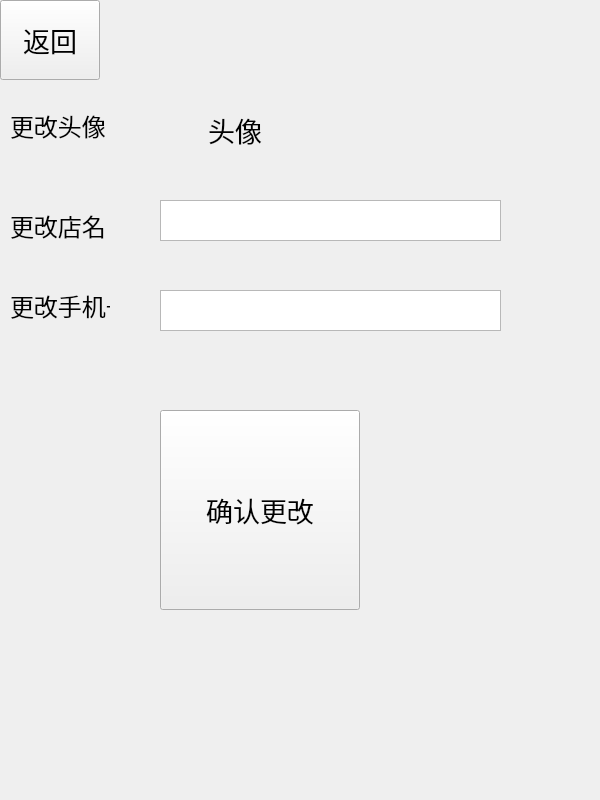
Old version of the form business/inform_change.ui in the repository chichuxwx/Food-delivery-platform.
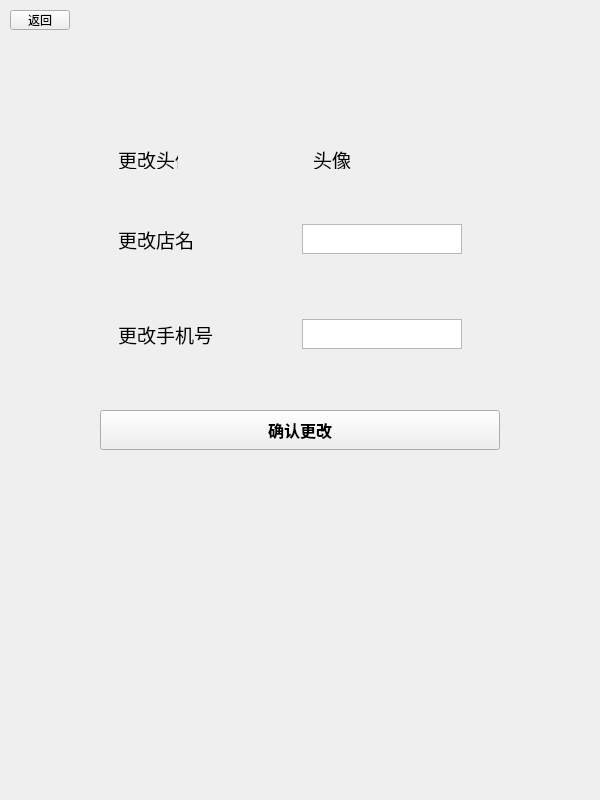
New version of the form.

Diff of the .ui file:
```diff
--- a/business/inform_change.ui
+++ b/business/inform_change.ui
@@ -28,87 +28,127 @@
   <widget class="QPushButton" name="pushButton">
    <property name="geometry">
     <rect>
-     <x>0</x>
-     <y>0</y>
-     <width>100</width>
-     <height>80</height>
+     <x>10</x>
+     <y>10</y>
+     <width>60</width>
+     <height>20</height>
     </rect>
    </property>
    <property name="minimumSize">
     <size>
-     <width>100</width>
-     <height>80</height>
+     <width>60</width>
+     <height>20</height>
     </size>
    </property>
    <property name="maximumSize">
     <size>
-     <width>100</width>
-     <height>80</height>
+     <width>60</width>
+     <height>20</height>
     </size>
    </property>
    <property name="font">
     <font>
-     <pointsize>20</pointsize>
+     <pointsize>9</pointsize>
     </font>
    </property>
    <property name="text">
     <string>返回</string>
    </property>
   </widget>
+  <widget class="QPushButton" name="pushButton_2">
+   <property name="geometry">
+    <rect>
+     <x>100</x>
+     <y>410</y>
+     <width>400</width>
+     <height>40</height>
+    </rect>
+   </property>
+   <property name="minimumSize">
+    <size>
+     <width>400</width>
+     <height>40</height>
+    </size>
+   </property>
+   <property name="maximumSize">
+    <size>
+     <width>400</width>
+     <height>40</height>
+    </size>
+   </property>
+   <property name="font">
+    <font>
+     <pointsize>12</pointsize>
+     <bold>true</bold>
+    </font>
+   </property>
+   <property name="text">
+    <string>确认更改</string>
+   </property>
+  </widget>
+  <widget class="QWidget" name="">
+   <property name="geometry">
+    <rect>
+     <x>40</x>
+     <y>110</y>
+     <width>501</width>
+     <height>291</height>
+    </rect>
+   </property>
+   <layout class="QGridLayout" name="gridLayout">
+    <item row="0" column="0">
   <widget class="QLabel" name="label">
-   <property name="geometry">
-    <rect>
-     <x>10</x>
-     <y>100</y>
-     <width>100</width>
-     <height>50</height>
-    </rect>
+      <property name="sizePolicy">
+       <sizepolicy hsizetype="Fixed" vsizetype="Minimum">
+        <horstretch>0</horstretch>
+        <verstretch>0</verstretch>
+       </sizepolicy>
    </property>
    <property name="minimumSize">
     <size>
-     <width>100</width>
-     <height>50</height>
+        <width>60</width>
+        <height>20</height>
     </size>
    </property>
    <property name="maximumSize">
     <size>
-     <width>100</width>
-     <height>50</height>
+        <width>60</width>
+        <height>20</height>
     </size>
    </property>
    <property name="font">
     <font>
-     <pointsize>18</pointsize>
+        <pointsize>14</pointsize>
     </font>
    </property>
    <property name="text">
     <string>更改头像</string>
    </property>
   </widget>
+    </item>
+    <item row="0" column="1">
   <widget class="QLabel" name="label_2">
-   <property name="geometry">
-    <rect>
-     <x>160</x>
-     <y>80</y>
-     <width>150</width>
-     <height>100</height>
-    </rect>
+      <property name="sizePolicy">
+       <sizepolicy hsizetype="Fixed" vsizetype="Minimum">
+        <horstretch>0</horstretch>
+        <verstretch>0</verstretch>
+       </sizepolicy>
    </property>
    <property name="minimumSize">
     <size>
-     <width>150</width>
-     <height>100</height>
+        <width>60</width>
+        <height>20</height>
     </size>
    </property>
    <property name="maximumSize">
     <size>
-     <width>150</width>
-     <height>100</height>
+        <width>60</width>
+        <height>20</height>
     </size>
    </property>
    <property name="font">
     <font>
-     <pointsize>20</pointsize>
+        <pointsize>14</pointsize>
     </font>
    </property>
    <property name="text">
@@ -118,14 +158,14 @@
     <set>Qt::AlignmentFlag::AlignCenter</set>
    </property>
   </widget>
+    </item>
+    <item row="1" column="0">
   <widget class="QLabel" name="label_3">
-   <property name="geometry">
-    <rect>
-     <x>10</x>
-     <y>200</y>
-     <width>100</width>
-     <height>50</height>
-    </rect>
+      <property name="sizePolicy">
+       <sizepolicy hsizetype="Fixed" vsizetype="Minimum">
+        <horstretch>0</horstretch>
+        <verstretch>0</verstretch>
+       </sizepolicy>
    </property>
    <property name="minimumSize">
     <size>
@@ -141,31 +181,43 @@
    </property>
    <property name="font">
     <font>
-     <pointsize>18</pointsize>
+        <pointsize>14</pointsize>
     </font>
    </property>
    <property name="text">
     <string>更改店名</string>
    </property>
   </widget>
+    </item>
+    <item row="1" column="1">
   <widget class="QTextEdit" name="textEdit">
-   <property name="geometry">
-    <rect>
-     <x>160</x>
-     <y>200</y>
-     <width>341</width>
-     <height>41</height>
-    </rect>
-   </property>
-  </widget>
+      <property name="sizePolicy">
+       <sizepolicy hsizetype="Fixed" vsizetype="Fixed">
+        <horstretch>0</horstretch>
+        <verstretch>0</verstretch>
+       </sizepolicy>
+      </property>
+      <property name="minimumSize">
+       <size>
+        <width>160</width>
+        <height>30</height>
+       </size>
+      </property>
+      <property name="maximumSize">
+       <size>
+        <width>100</width>
+        <height>30</height>
+       </size>
+      </property>
+     </widget>
+    </item>
+    <item row="2" column="0">
   <widget class="QLabel" name="label_4">
-   <property name="geometry">
-    <rect>
-     <x>10</x>
-     <y>280</y>
-     <width>100</width>
-     <height>50</height>
-    </rect>
+      <property name="sizePolicy">
+       <sizepolicy hsizetype="Fixed" vsizetype="Minimum">
+        <horstretch>0</horstretch>
+        <verstretch>0</verstretch>
+       </sizepolicy>
    </property>
    <property name="minimumSize">
     <size>
@@ -181,52 +233,37 @@
    </property>
    <property name="font">
     <font>
-     <pointsize>18</pointsize>
+        <pointsize>14</pointsize>
     </font>
    </property>
    <property name="text">
     <string>更改手机号</string>
    </property>
   </widget>
+    </item>
+    <item row="2" column="1">
   <widget class="QTextEdit" name="textEdit_2">
-   <property name="geometry">
-    <rect>
-     <x>160</x>
-     <y>290</y>
-     <width>341</width>
-     <height>41</height>
-    </rect>
-   </property>
-  </widget>
-  <widget class="QPushButton" name="pushButton_2">
-   <property name="geometry">
-    <rect>
-     <x>160</x>
-     <y>410</y>
-     <width>200</width>
-     <height>200</height>
-    </rect>
+      <property name="sizePolicy">
+       <sizepolicy hsizetype="Fixed" vsizetype="Fixed">
+        <horstretch>0</horstretch>
+        <verstretch>0</verstretch>
+       </sizepolicy>
    </property>
    <property name="minimumSize">
     <size>
-     <width>200</width>
-     <height>200</height>
+        <width>160</width>
+        <height>30</height>
     </size>
    </property>
    <property name="maximumSize">
     <size>
-     <width>200</width>
-     <height>200</height>
-    </size>
-   </property>
-   <property name="font">
-    <font>
-     <pointsize>20</pointsize>
-    </font>
-   </property>
-   <property name="text">
-    <string>确认更改</string>
-   </property>
+        <width>100</width>
+        <height>30</height>
+       </size>
+      </property>
+     </widget>
+    </item>
+   </layout>
   </widget>
  </widget>
  <resources/>
```
Lines whose indentation alone changed are shown as unchanged.
